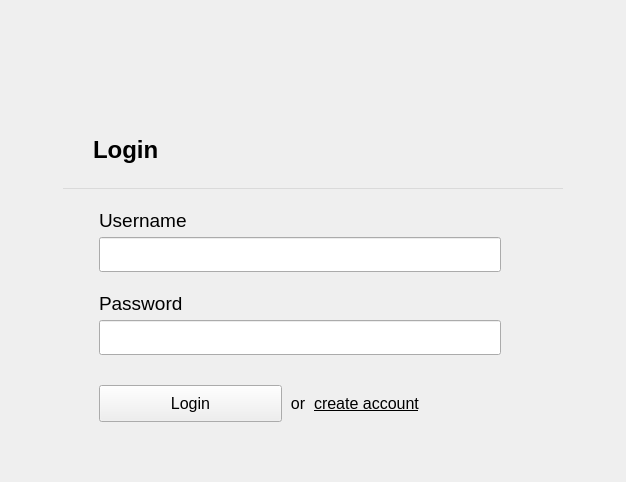
The window that widgets/secondary/loginwidget.ui (leafo/itchio-app-old) describes before a commit, drawn with Qt 5.
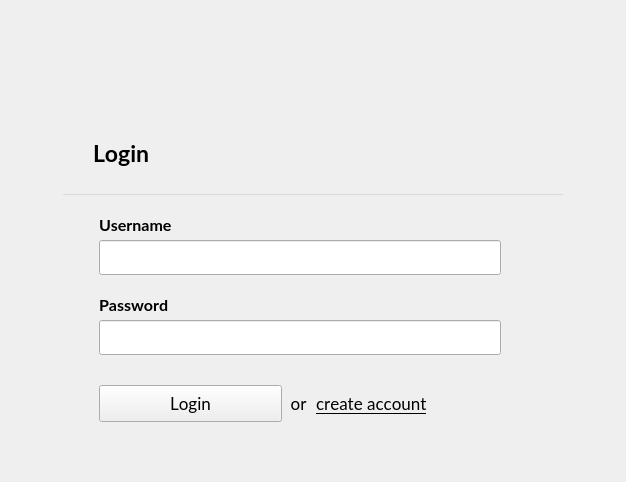
The same window after the commit. Icons and pictures are not drawn.

Commit message: Added Lato font and anti-alias to labels, buttons and images. Resized elements accordingly.

Patch:
```diff
--- a/widgets/secondary/loginwidget.ui
+++ b/widgets/secondary/loginwidget.ui
@@ -28,6 +28,11 @@
     <height>482</height>
    </size>
   </property>
+  <property name="font">
+   <font>
+    <stylestrategy>PreferAntialias</stylestrategy>
+   </font>
+  </property>
   <property name="windowTitle">
    <string notr="true">Login</string>
   </property>
@@ -195,10 +200,12 @@
               <widget class="QLabel" name="loginLabel">
                <property name="font">
                 <font>
-                 <pointsize>18</pointsize>
+                 <family>Lato</family>
+                 <pointsize>17</pointsize>
                  <weight>75</weight>
                  <bold>true</bold>
-                 <kerning>true</kerning>
+                 <stylestrategy>PreferAntialias</stylestrategy>
+                 <kerning>false</kerning>
                 </font>
                </property>
                <property name="text">
@@ -297,7 +304,12 @@
                </property>
                <property name="font">
                 <font>
-                 <pointsize>14</pointsize>
+                 <family>Lato</family>
+                 <pointsize>12</pointsize>
+                 <weight>75</weight>
+                 <bold>true</bold>
+                 <stylestrategy>PreferAntialias</stylestrategy>
+                 <kerning>false</kerning>
                 </font>
                </property>
                <property name="text">
@@ -343,7 +355,9 @@
                </property>
                <property name="font">
                 <font>
+                 <family>Lato</family>
                  <pointsize>10</pointsize>
+                 <kerning>false</kerning>
                 </font>
                </property>
               </widget>
@@ -374,7 +388,12 @@
                </property>
                <property name="font">
                 <font>
-                 <pointsize>14</pointsize>
+                 <family>Lato</family>
+                 <pointsize>12</pointsize>
+                 <weight>75</weight>
+                 <bold>true</bold>
+                 <stylestrategy>PreferAntialias</stylestrategy>
+                 <kerning>false</kerning>
                 </font>
                </property>
                <property name="text">
@@ -480,7 +499,10 @@
                  </property>
                  <property name="font">
                   <font>
-                   <pointsize>12</pointsize>
+                   <family>Lato</family>
+                   <pointsize>13</pointsize>
+                   <stylestrategy>PreferAntialias</stylestrategy>
+                   <kerning>false</kerning>
                   </font>
                  </property>
                  <property name="text">
@@ -492,7 +514,10 @@
                 <widget class="QLabel" name="orLabel">
                  <property name="font">
                   <font>
-                   <pointsize>12</pointsize>
+                   <family>Lato</family>
+                   <pointsize>13</pointsize>
+                   <stylestrategy>PreferAntialias</stylestrategy>
+                   <kerning>false</kerning>
                   </font>
                  </property>
                  <property name="text">
@@ -504,8 +529,11 @@
                 <widget class="QLabel" name="label_2">
                  <property name="font">
                   <font>
-                   <pointsize>12</pointsize>
+                   <family>Lato</family>
+                   <pointsize>13</pointsize>
                    <underline>true</underline>
+                   <stylestrategy>PreferAntialias</stylestrategy>
+                   <kerning>false</kerning>
                   </font>
                  </property>
                  <property name="text">
```
Left out of the diff: 2 changed lines with no effect on the pictures. The commit also changes 6 other files.
